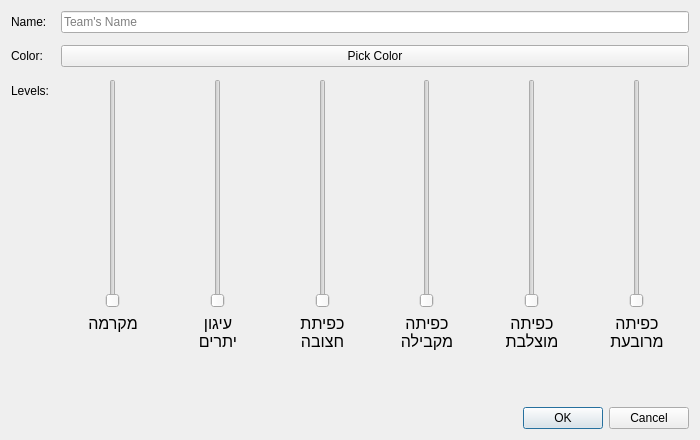
Old version of the form gui/resources/teamcreationdialog.ui in the repository PillowTweezers/PurMyun.
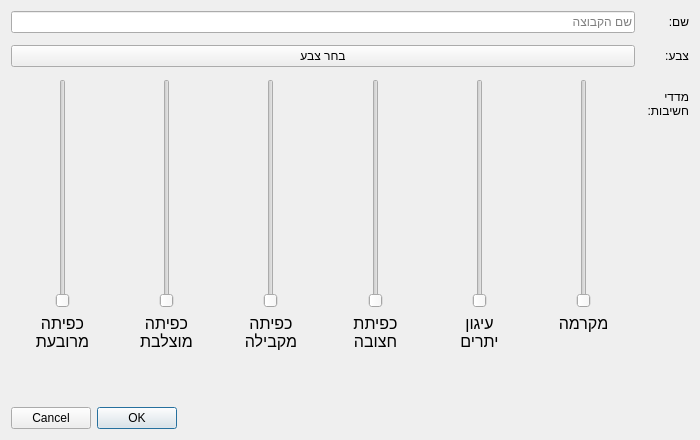
New version of the form.

```diff
--- a/gui/resources/teamcreationdialog.ui
+++ b/gui/resources/teamcreationdialog.ui
@@ -13,6 +13,9 @@
   <property name="windowTitle">
    <string>יצירת צוות</string>
   </property>
+  <property name="layoutDirection">
+   <enum>Qt::RightToLeft</enum>
+  </property>
   <layout class="QVBoxLayout" name="verticalLayout">
    <property name="spacing">
     <number>12</number>
@@ -22,28 +25,28 @@
      <item row="0" column="0">
       <widget class="QLabel" name="label">
        <property name="text">
-        <string>Name:</string>
+        <string>שם:</string>
        </property>
       </widget>
      </item>
      <item row="0" column="1">
       <widget class="QLineEdit" name="teamNameEdt">
        <property name="placeholderText">
-        <string>Team's Name</string>
+        <string>שם הקבוצה</string>
        </property>
       </widget>
      </item>
      <item row="1" column="0">
       <widget class="QLabel" name="label_2">
        <property name="text">
-        <string>Color:</string>
+        <string>צבע:</string>
        </property>
       </widget>
      </item>
      <item row="1" column="1">
       <widget class="QPushButton" name="colorPickerBtn">
        <property name="text">
-        <string>Pick Color</string>
+        <string>בחר צבע</string>
        </property>
        <property name="flat">
         <bool>false</bool>
@@ -52,8 +55,12 @@
      </item>
      <item row="2" column="0">
       <widget class="QLabel" name="label_9">
+       <property name="styleSheet">
+        <string notr="true"/>
+       </property>
        <property name="text">
-        <string>Levels:</string>
+        <string>מדדי
+חשיבות:</string>
        </property>
       </widget>
      </item>
@@ -356,6 +363,12 @@
    </item>
    <item>
     <widget class="QDialogButtonBox" name="buttonBox">
+     <property name="layoutDirection">
+      <enum>Qt::RightToLeft</enum>
+     </property>
+     <property name="styleSheet">
+      <string notr="true"/>
+     </property>
      <property name="orientation">
       <enum>Qt::Horizontal</enum>
      </property>
```
